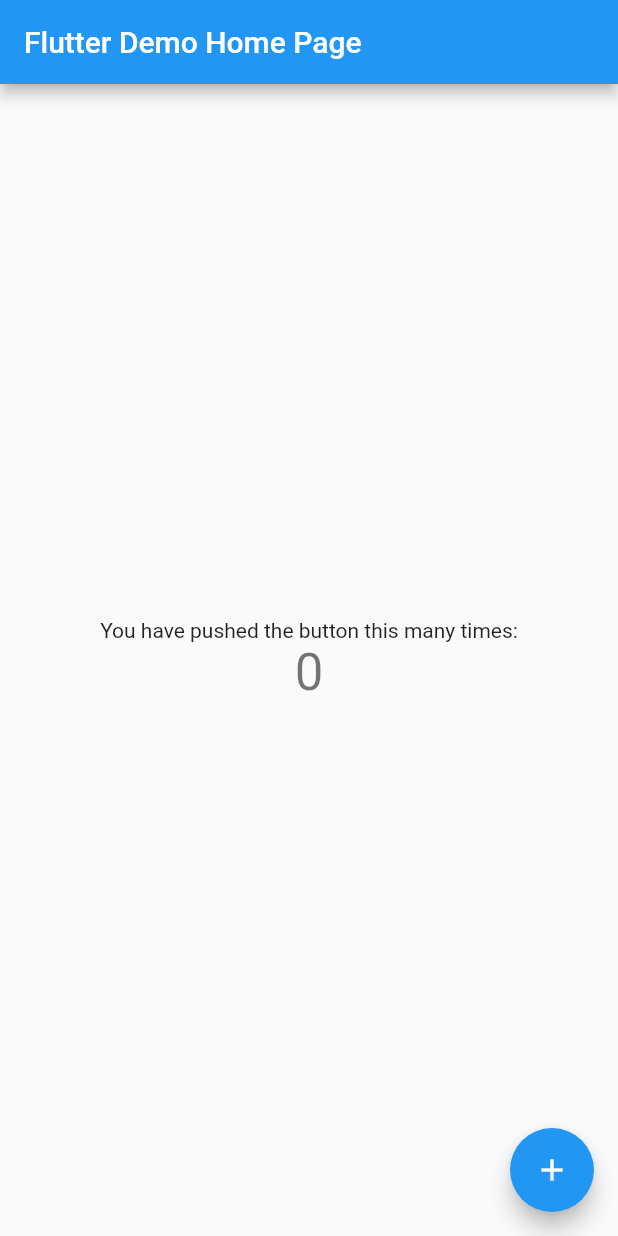
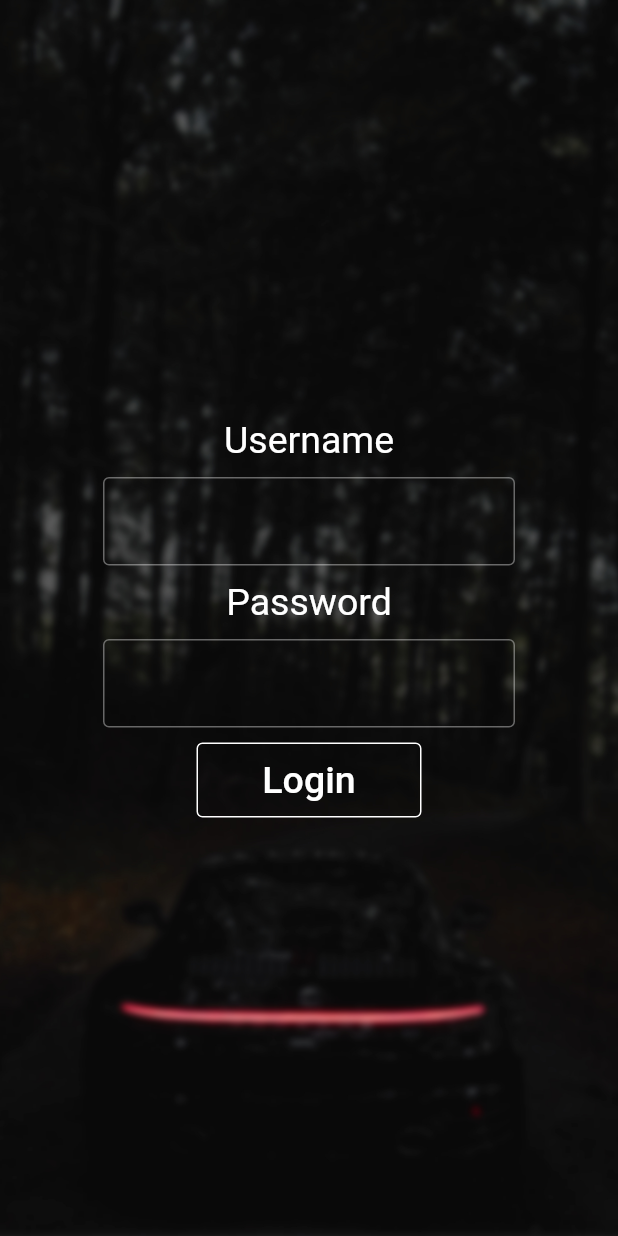
Before and after one commit to Danyelss/license-android-app-flutter, a Flutter app: the screen it shows after launch, on a phone screen of 412 x 824 dp. Run offline on Flutter 3.47's test engine with Material 2 defaults, Android fonts, the phone set to English and light mode, and no system bars.

Commit message:
Login page design

```diff
--- a/lib/main.dart
+++ b/lib/main.dart
@@ -11,105 +11,92 @@
   @override
   Widget build(BuildContext context) {
     return MaterialApp(
-      title: 'Flutter Demo',
-      theme: ThemeData(
-        // This is the theme of your application.
-        //
-        // Try running your application with "flutter run". You'll see the
-        // application has a blue toolbar. Then, without quitting the app, try
-        // changing the primarySwatch below to Colors.green and then invoke
-        // "hot reload" (press "r" in the console where you ran "flutter run",
-        // or simply save your changes to "hot reload" in a Flutter IDE).
-        // Notice that the counter didn't reset back to zero; the application
-        // is not restarted.
-        primarySwatch: Colors.blue,
+      title: 'App Title',
+      darkTheme: ThemeData(
+        brightness: Brightness.dark,
+        /* dark theme settings */
       ),
-      home: const MyHomePage(title: 'Flutter Demo Home Page'),
+      themeMode: ThemeMode.dark,
+      debugShowCheckedModeBanner: false,
+      home: const MyHomePage(),
     );
   }
 }
 
 class MyHomePage extends StatefulWidget {
-  const MyHomePage({Key? key, required this.title}) : super(key: key);
-
-  // This widget is the home page of your application. It is stateful, meaning
-  // that it has a State object (defined below) that contains fields that affect
-  // how it looks.
-
-  // This class is the configuration for the state. It holds the values (in this
-  // case the title) provided by the parent (in this case the App widget) and
-  // used by the build method of the State. Fields in a Widget subclass are
-  // always marked "final".
-
-  final String title;
+  const MyHomePage({Key? key}) : super(key: key);
 
   @override
   State<MyHomePage> createState() => _MyHomePageState();
 }
 
 class _MyHomePageState extends State<MyHomePage> {
-  int _counter = 0;
-
-  void _incrementCounter() {
-    setState(() {
-      // This call to setState tells the Flutter framework that something has
-      // changed in this State, which causes it to rerun the build method below
-      // so that the display can reflect the updated values. If we changed
-      // _counter without calling setState(), then the build method would not be
-      // called again, and so nothing would appear to happen.
-      _counter++;
-    });
-  }
-
   @override
   Widget build(BuildContext context) {
-    // This method is rerun every time setState is called, for instance as done
-    // by the _incrementCounter method above.
-    //
-    // The Flutter framework has been optimized to make rerunning build methods
-    // fast, so that you can just rebuild anything that needs updating rather
-    // than having to individually change instances of widgets.
     return Scaffold(
-      appBar: AppBar(
-        // Here we take the value from the MyHomePage object that was created by
-        // the App.build method, and use it to set our appbar title.
-        title: Text(widget.title),
+      body: Container(
+        decoration: const BoxDecoration(
+          image: DecorationImage(
+            image: AssetImage('assets/porscheLogin.jpg'),
+            fit: BoxFit.cover,
           ),
-      body: Center(
-        // Center is a layout widget. It takes a single child and positions it
-        // in the middle of the parent.
+        ),
+        child: Center(
+          child: Container(
+            width: MediaQuery.of(context).size.width * (2 / 3),
+            height: MediaQuery.of(context).size.height,
             child: Column(
-          // Column is also a layout widget. It takes a list of children and
-          // arranges them vertically. By default, it sizes itself to fit its
-          // children horizontally, and tries to be as tall as its parent.
-          //
-          // Invoke "debug painting" (press "p" in the console, choose the
-          // "Toggle Debug Paint" action from the Flutter Inspector in Android
-          // Studio, or the "Toggle Debug Paint" command in Visual Studio Code)
-          // to see the wireframe for each widget.
-          //
-          // Column has various properties to control how it sizes itself and
-          // how it positions its children. Here we use mainAxisAlignment to
-          // center the children vertically; the main axis here is the vertical
-          // axis because Columns are vertical (the cross axis would be
-          // horizontal).
               mainAxisAlignment: MainAxisAlignment.center,
               children: <Widget>[
                 const Text(
-              'You have pushed the button this many times:',
+                  'Username',
+                  style: TextStyle(
+                    fontSize: 25,
                   ),
-            Text(
-              '$_counter',
-              style: Theme.of(context).textTheme.headline4,
                 ),
+                const SizedBox(height: 10),
+                const TextField(
+                  obscureText: false,
+                  decoration: InputDecoration(
+                    border: OutlineInputBorder(),
+                  ),
+                ),
+                const SizedBox(height: 10),
+                const Text(
+                  'Password',
+                  style: TextStyle(
+                    fontSize: 25,
+                  ),
+                ),
+                const SizedBox(height: 10),
+                const TextField(
+                  obscureText: true,
+                  decoration: InputDecoration(
+                    border: OutlineInputBorder(),
+                  ),
+                ),
+                const SizedBox(height: 10),
+                OutlinedButton(
+                  style: OutlinedButton.styleFrom(
+                    side: const BorderSide(color: Colors.white),
+                    minimumSize: const Size(150, 50),
+                  ),
+                  onPressed: () {
+                    // Respond to button press
+                  },
+                  child: Text(
+                    "Login",
+                    style: TextStyle(
+                      fontSize: 25,
+                      color: Colors.white.withOpacity(1),
+                    ),
+                  ),
+                )
               ],
             ),
           ),
-      floatingActionButton: FloatingActionButton(
-        onPressed: _incrementCounter,
-        tooltip: 'Increment',
-        child: const Icon(Icons.add),
-      ), // This trailing comma makes auto-formatting nicer for build methods.
+        ),
+      ),
     );
   }
 }
--- a/pubspec.yaml
+++ b/pubspec.yaml
@@ -58,8 +58,8 @@
   uses-material-design: true
 
   # To add assets to your application, add an assets section, like this:
-  # assets:
-  #   - images/a_dot_burr.jpeg
+  assets:
+    - assets/
   #   - images/a_dot_ham.jpeg
 
   # An image asset can refer to one or more resolution-specific "variants", see
```
Also changed, not shown: assets/HomeIcon.svg (added), assets/deposit.svg (added), assets/logoutButton.svg (added), assets/porscheLogin.jpg (added), assets/reloadIndicator.svg (added), assets/undraw_Taken.svg (added), assets/vault.svg (added), assets/withdraw.svg (added). Lines whose indentation alone changed are shown as unchanged.
